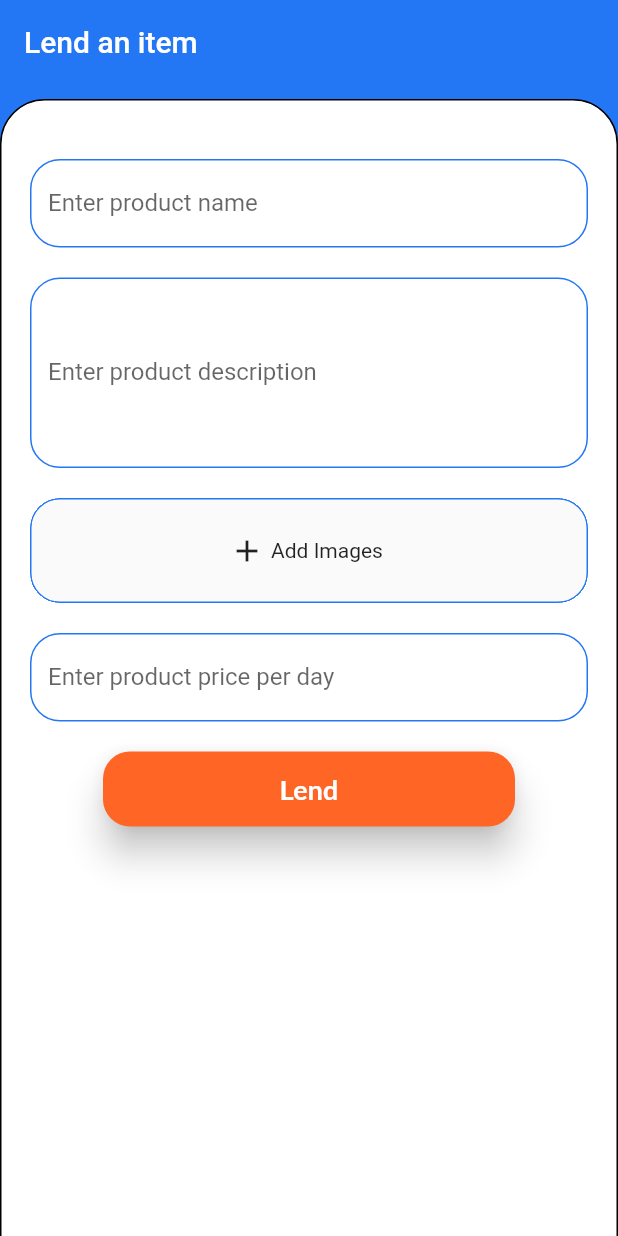
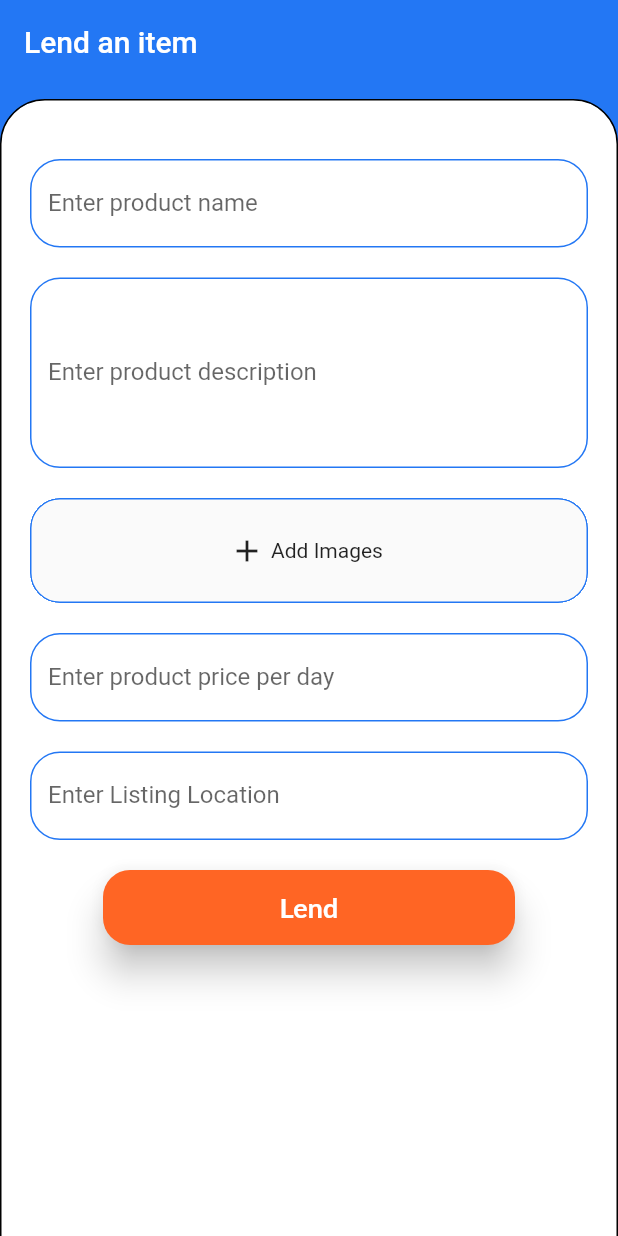
Before and after one commit to Safwan310/rentme, a Flutter app: the AddProduct screen opened directly, on a phone screen of 412 x 824 dp. Run offline on Flutter 3.47's test engine with Material 2 defaults, Android fonts, the phone set to English and light mode, and no system bars; our stand-ins replace cached_network_image, camera, cloud_firestore, file_picker, firebase_auth, firebase_core and 4 more; missing offline and left inert: qr_code_scanner; accounts and stored records are empty.

```diff
--- a/lib/screens/AddProduct.dart
+++ b/lib/screens/AddProduct.dart
@@ -26,7 +26,7 @@ class _AddProductState extends State<AddProduct> {
   TextEditingController _productDesc = TextEditingController();
   TextEditingController _productPrice = TextEditingController();
   List<File> selectedImages = [];
-  String? imgUrl;
+  Future<String>? imgUrl;
 
   void _handleURLButtonPress(BuildContext context, var type) {
     Navigator.push(context,
@@ -44,7 +44,7 @@ class _AddProductState extends State<AddProduct> {
     if(imgUrl == null){
 
     }
-    Map<String, dynamic> product = {"productId":p_id,"productName":_productName.text,"productDesc":_productDesc.text,"productPrice":_productPrice.text,"image":imgUrl,"userId":userId};
+    Map<String, dynamic> product = {"productId":p_id,"productName":_productName.text,"productDesc":_productDesc.text,"productPrice":_productPrice.text,"image":imgUrl.toString(),"userId":userId};
     FirebaseFirestore.instance.collection("products").doc(p_id).set(product);
   }
 
@@ -52,7 +52,7 @@ class _AddProductState extends State<AddProduct> {
     FirebaseStorage storage = FirebaseStorage.instance;
     Reference ref = storage.ref().child("Img" + DateTime.now().toString());
     UploadTask uploadTask = ref.putFile(selectedImages[0]);
-    uploadTask.whenComplete(() => imgUrl = ref.getDownloadURL().toString());
+    await uploadTask.whenComplete(() => imgUrl = ref.getDownloadURL());
     print(imgUrl);
       }
     // await uploadTask.then((res){
@@ -163,6 +163,24 @@ class _AddProductState extends State<AddProduct> {
                         SizedBox(
                           height: 20,
                         ),
+                        TextField(
+                          decoration: InputDecoration(
+                              labelText: "Enter Listing Location",
+                              enabledBorder: OutlineInputBorder(
+                                borderSide: BorderSide(
+                                    color: primary_color, style: BorderStyle.solid),
+                                borderRadius: BorderRadius.circular(20),
+                              ),
+                              focusedBorder: OutlineInputBorder(
+                                borderSide: BorderSide(
+                                    color: secondary_color,
+                                    style: BorderStyle.solid),
+                                borderRadius: BorderRadius.circular(20),
+                              )),
+                        ),
+                        SizedBox(
+                          height: 20,
+                        ),
                         Container(
                           height: 50,
                           width: MediaQuery.of(context).size.width / 1.5,
@@ -190,7 +208,8 @@ class _AddProductState extends State<AddProduct> {
                       ],
                     ),
                   ),
-              ))
+                ),
+              )
         ]));
   }
 
@@ -263,7 +282,7 @@ class _AddProductState extends State<AddProduct> {
   Widget selectedImageWidgets() {
     return Container(
         width: MediaQuery.of(context).size.width,
-        constraints: BoxConstraints(minHeight: 70, maxHeight: 150),
+        constraints: BoxConstraints(minHeight: 70, maxHeight: 90),
         decoration: BoxDecoration(
           border: Border.all(color: primary_color, style: BorderStyle.solid),
           borderRadius: BorderRadius.circular(20),
--- a/pubspec.yaml
+++ b/pubspec.yaml
@@ -40,6 +40,7 @@ dependencies:
   cached_network_image: ^3.1.0
   qr_flutter: ^4.0.0
   qr_code_scanner: ^0.5.2
+  country_state_city_picker: ^1.2.8
 
 
 dev_dependencies:
```
Also changed, not shown: lib/screens/ProductDetails.dart (+11 -1 lines), lib/screens/wishList.dart (+31 -12 lines), pubspec.lock, 2 other files. Lines whose indentation alone changed are shown as unchanged.
